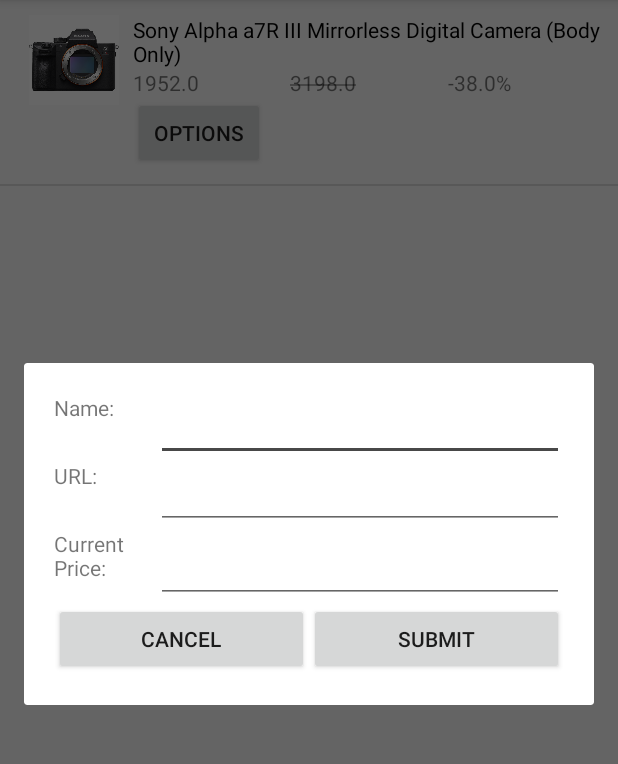
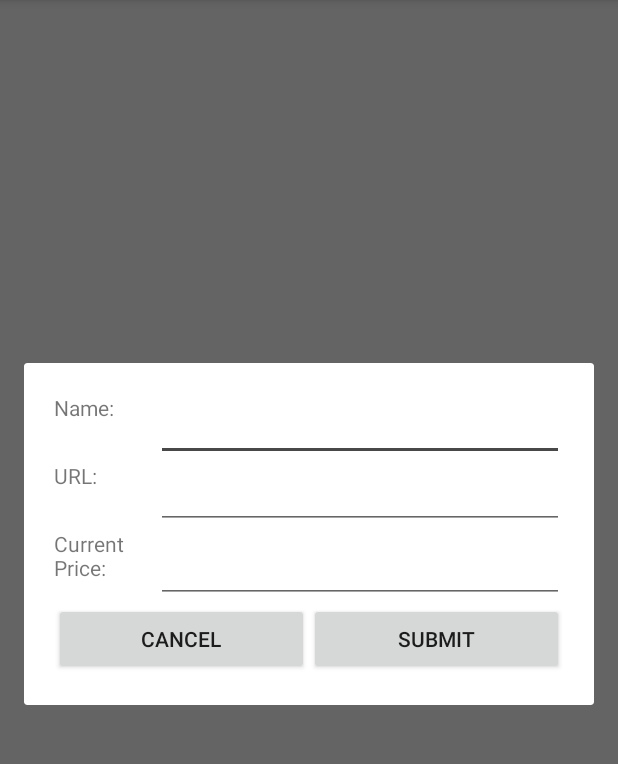
Before and after one commit to john17727/MyPriceWatcher, an Android app: the MainActivity screen opened directly, with no data from a screen before it, after a tap on "add", on a phone screen of 412 x 824 dp, the part 84-848 px from its top. Run offline under Robolectric (Android 15) with nearby library versions, the phone set to English and light mode, and no system bars.

Commit message:
Added database to project. Data is now persistent.

```diff
--- a/app/src/main/java/cs4330/cs/utep/edu/mypricewatcher/CustomListAdapter.java
+++ b/app/src/main/java/cs4330/cs/utep/edu/mypricewatcher/CustomListAdapter.java
@@ -74,7 +74,6 @@ public class CustomListAdapter extends BaseAdapter {
         TextView currPrice = (TextView) convertView.findViewById(R.id.currPrice);
         TextView initPrice = (TextView) convertView.findViewById(R.id.initPrice);
         TextView diffPercent = (TextView) convertView.findViewById(R.id.diffPercent);
-        ImageView img = (ImageView) convertView.findViewById(R.id.img);
 
         /*
         if(currentItem.getImgPath().isEmpty()) {
@@ -83,7 +82,6 @@ public class CustomListAdapter extends BaseAdapter {
             img.setImageResource(getImageId(context, currentItem.getImgPath()));
         }
         */
-        img.setImageResource(getImageId(context, currentItem.getImgPath()));
         itemName.setText(currentItem.getName());
         currPrice.setText(Double.toString(currentItem.getCurrPrice()));
         initPrice.setText(Double.toString(currentItem.getInitPrice()));
--- /dev/null
+++ b/app/src/main/java/cs4330/cs/utep/edu/mypricewatcher/DatabaseHelper.java
@@ -0,0 +1,64 @@
+package cs4330.cs.utep.edu.mypricewatcher;
+
+import android.content.ContentValues;
+import android.content.Context;
+import android.database.Cursor;
+import android.database.sqlite.SQLiteDatabase;
+import android.database.sqlite.SQLiteOpenHelper;
+
+public class DatabaseHelper extends SQLiteOpenHelper {
+
+    static final String DB_NAME = "allItems";
+    static final String DB_TABLE = "items";
+    static final int DB_VERSION = 1;
+
+    static final String ID = "id";
+    static final String NAME = "name";
+    static final String URL = "url";
+    static final String INITPRICE = "initPrice";
+
+    static final String CREATE_TABLE = "CREATE TABLE " +
+            DB_TABLE + " (" + ID + " INTEGER PRIMARY KEY AUTOINCREMENT, " +
+            NAME + " TEXT NOT NULL, " +
+            URL + " TEXT NOT NULL, " +
+            INITPRICE + " DOUBLE NOT NULL);";
+
+    public DatabaseHelper(Context context) {
+        super(context, DB_NAME, null, DB_VERSION);
+    }
+
+    @Override
+    public void onCreate(SQLiteDatabase db) {
+        db.execSQL(CREATE_TABLE);
+    }
+
+    @Override
+    public void onUpgrade(SQLiteDatabase db, int oldVersion, int newVersion) {
+        db.execSQL("DROP TABLE IF EXISTS " + DB_TABLE);
+        onCreate(db);
+    }
+
+    public boolean insertData(String name, String url, String initPrice) {
+        SQLiteDatabase db = this.getWritableDatabase();
+        ContentValues contentValues = new ContentValues();
+        contentValues.put(NAME, name);
+        contentValues.put(URL, url);
+        contentValues.put(INITPRICE, initPrice);
+
+        long result = db.insert(DB_TABLE, null, contentValues);
+
+        return result != -1;
+    }
+
+    public Cursor viewData() {
+        SQLiteDatabase db = this.getReadableDatabase();
+        String query = "Select * from " + DB_TABLE;
+
+        return db.rawQuery(query, null);
+    }
+
+    public boolean deleteItem(int id) {
+        SQLiteDatabase db = getWritableDatabase();
+        return db.delete(DB_TABLE, ID + "=" + id, null) > 0;
+    }
+}
--- a/app/src/main/java/cs4330/cs/utep/edu/mypricewatcher/Item.java
+++ b/app/src/main/java/cs4330/cs/utep/edu/mypricewatcher/Item.java
@@ -12,8 +12,6 @@ import android.os.Parcelable;
 public class Item implements Parcelable {
     private String name;
     private String URL;
-    private String imgPath;
-    private Bitmap img;
     private double currPrice;
     private double initPrice;
     private double diffPercent;
@@ -21,30 +19,12 @@ public class Item implements Parcelable {
     public Item(String name, String URL, double initPrice) {
         this.name = name;
         this.URL = URL;
-        this.imgPath = "no_photo";
-        this.initPrice = initPrice;
-    }
-
-    public Item(String name, String URL, String imgPath, double initPrice) {
-        this.name = name;
-        this.URL = URL;
-        this.imgPath = imgPath;
-        this.initPrice = initPrice;
-    }
-
-    public Item(String name, String URL, Bitmap img, double initPrice) {
-        this.name = name;
-        this.URL = URL;
-        this.imgPath = "";
-        this.img = img;
         this.initPrice = initPrice;
     }
 
     protected Item(Parcel in) {
         name = in.readString();
         URL = in.readString();
-        imgPath = in.readString();
-        img = in.readParcelable(Bitmap.class.getClassLoader());
         currPrice = in.readDouble();
         initPrice = in.readDouble();
         diffPercent = in.readDouble();
@@ -76,14 +56,6 @@ public class Item implements Parcelable {
      */
     public String getURL() {
         return this.URL;
-    }
-
-    public String getImgPath() {
-        return this.imgPath;
-    }
-
-    public Bitmap getImg() {
-        return this.img;
     }
 
     /**
@@ -124,6 +96,10 @@ public class Item implements Parcelable {
         this.URL = URL;
     }
 
+    public void setCurrPrice(double currPrice) {
+        this.currPrice = currPrice;
+    }
+
     public void setInitPrice(double initPrice) {
         this.initPrice = initPrice;
     }
@@ -137,8 +113,6 @@ public class Item implements Parcelable {
     public void writeToParcel(Parcel dest, int flags) {
         dest.writeString(name);
         dest.writeString(URL);
-        dest.writeString(imgPath);
-        dest.writeValue(img);
         dest.writeDouble(currPrice);
         dest.writeDouble(initPrice);
         dest.writeDouble(diffPercent);
--- a/app/src/main/java/cs4330/cs/utep/edu/mypricewatcher/MainActivity.java
+++ b/app/src/main/java/cs4330/cs/utep/edu/mypricewatcher/MainActivity.java
@@ -6,6 +6,7 @@ import android.app.Dialog;
 import android.content.Context;
 import android.content.DialogInterface;
 import android.content.Intent;
+import android.database.Cursor;
 import android.support.v7.app.AppCompatActivity;
 import android.os.Bundle;
 import android.view.Menu;
@@ -18,6 +19,7 @@ import android.widget.EditText;
 import android.widget.LinearLayout;
 import android.widget.ListView;
 import android.widget.PopupMenu;
+import android.widget.TextView;
 import android.widget.Toast;
 
 import java.util.ArrayList;
@@ -30,6 +32,9 @@ import java.util.concurrent.ExecutionException;
  */
 
 public class MainActivity extends AppCompatActivity {
+
+    DatabaseHelper db;
+    //private DBAdapter itemsDB;
     private Item anItem; //Hardcoded for example. Will change in the future.
     private CustomListAdapter adapter; //A requirement for the ListView.
     private ListView list; //An android view that lays things into lists visually.
@@ -39,6 +44,7 @@ public class MainActivity extends AppCompatActivity {
     EditText newName;
     EditText newURL;
     EditText newPrice;
+    TextView empty;
 
     @Override
     protected void onCreate(Bundle savedInstanceState) {
@@ -46,19 +52,24 @@ public class MainActivity extends AppCompatActivity {
         setContentView(R.layout.activity_main);
         Intent intent = getIntent();
 
+        db = new DatabaseHelper(this);
+
         list = findViewById(R.id.List);
         editButton = findViewById(R.id.editButton);
+        empty = findViewById(R.id.emptyList);
 
         items = new ArrayList<Item>();
-        //An example item.
         adapter = new CustomListAdapter(this, items);
-        list.setAdapter(adapter); //Connects our item in the list to ListView
-        addItem("Sony Alpha a7R III Mirrorless Digital Camera (Body Only)", "https://www.bhphotovideo.com/c/product/1369441-REG/sony_ilce7rm2_b_alpha_a7r_iii_mirrorless.html", "sony_ilce7rm2_b_alpha_a7r_iii_mirrorless_1508916028000_1369441", 3198.00);
+        list.setAdapter(adapter);
+        //addItem("Sony Alpha a7R III Mirrorless Digital Camera (Body Only)", "https://www.bhphotovideo.com/c/product/1369441-REG/sony_ilce7rm2_b_alpha_a7r_iii_mirrorless.html", "sony_ilce7rm2_b_alpha_a7r_iii_mirrorless_1508916028000_1369441", 3198.00);
+        load();
+
+        list.setEmptyView(empty);
 
         //This whole section handles any URL shared from Chrome
         if(intent != null) {
             String type = intent.getType();
-            if(type != null && type.equals("text/plain")) {
+            if (type != null && type.equals("text/plain")) {
                 String[] data = new String[3];
                 try {
                     data = new ParseData().execute(intent.getStringExtra(Intent.EXTRA_TEXT)).get();
@@ -69,10 +80,11 @@ public class MainActivity extends AppCompatActivity {
                     e.printStackTrace();
                 }
                 showAddFromURLDialog(data); //Show the data to user in case they want to edit it
+            } else {
+                Intent splashIntent = new Intent(this, SplashScreen.class);
+                startActivityForResult(splashIntent, 1);
             }
         }
-        Intent splashIntent = new Intent(this, SplashScreen.class);
-        startActivityForResult(splashIntent, 1);
     }
 
    @Override
@@ -172,7 +184,7 @@ public class MainActivity extends AppCompatActivity {
      * @param v
      */
     public void deleteItem(View v) {
-        int position = list.getPositionForView(v);
+        final int position = list.getPositionForView(v);
         AlertDialog.Builder adb = new AlertDialog.Builder(MainActivity.this);
         adb.setTitle("Delete?");
         adb.setMessage("Are you sure you want to delete this item");
@@ -180,7 +192,9 @@ public class MainActivity extends AppCompatActivity {
         adb.setNegativeButton("Cancel", null);
         adb.setPositiveButton("Ok", new AlertDialog.OnClickListener() {
             public void onClick(DialogInterface dialog, int which) {
+                int id = positionToRemove + 1;
                 items.remove(positionToRemove);
+                db.deleteItem(id);
                 Toast.makeText(getBaseContext(), "Item Deleted", Toast.LENGTH_SHORT).show();
                 adapter.notifyDataSetChanged();
             }});
@@ -234,19 +248,6 @@ public class MainActivity extends AppCompatActivity {
     }
 
     /**
-     * This method handles adding a new item to list and sets an image.
-     * @param name
-     * @param url
-     * @param imgPath
-     * @param initPrice
-     */
-    public void addItem(String name, String url, String imgPath, double initPrice) {
-        anItem = new Item(name, url, imgPath, initPrice);
-        items.add(anItem);
-        adapter.notifyDataSetChanged();
-    }
-
-    /**
      * This method handles adding a new item to list that has no image
      * @param name
      * @param url
@@ -282,8 +283,12 @@ public class MainActivity extends AppCompatActivity {
                 }
 
                 add.dismiss();
+                url = "https://" + url;
+
                 if(notNull) {
                     addItem(name, url, Double.parseDouble(price));
+                    db.insertData(name, url, price);
+                    //itemsDB.insertItem(name, url, Double.parseDouble(price));
                 }
             }
         });
@@ -331,6 +336,7 @@ public class MainActivity extends AppCompatActivity {
                 add.dismiss();
                 if(notNull) {
                     addItem(name, url, Double.parseDouble(price));
+                    //itemsDB.insertItem(name, url, Double.parseDouble(price));
                 }
             }
         });
@@ -345,6 +351,28 @@ public class MainActivity extends AppCompatActivity {
         window.setLayout(LinearLayout.LayoutParams.MATCH_PARENT, LinearLayout.LayoutParams.WRAP_CONTENT);
     }
 
+    private void load() {
+        Cursor cursor = db.viewData();
+
+        if(cursor.getCount() != 0) {
+            while(cursor.moveToNext()) {
+                addItem(cursor.getString(1), cursor.getString(2), Double.parseDouble(cursor.getString(3)));
+            }
+        }
+
+        /*
+        itemsDB = new DBAdapter(this);
+        itemsDB.open();
+
+        Cursor info = itemsDB.getAllItems();
+        if(info.moveToFirst()) {
+            do {
+                addItem(info.getString(1), info.getString(2), info.getDouble(3));
+            } while(info.moveToNext());
+        }
+        */
+    }
+
     @Override
     public void onSaveInstanceState(Bundle outState) {
         super.onSaveInstanceState(outState);
--- a/app/src/main/java/cs4330/cs/utep/edu/mypricewatcher/ParseData.java
+++ b/app/src/main/java/cs4330/cs/utep/edu/mypricewatcher/ParseData.java
@@ -34,7 +34,6 @@ public class ParseData extends AsyncTask<String, Void, String[]> {
             //JSoup is used to get the name of the item
             Document document = Jsoup.connect(urls[0]).get();
             title = document.title();
-            Log.d("Details", title);
 
             //Inputstreams and bufferedreader are used to find and get the price of the item
             URL url =  new URL(urls[0]);
--- a/app/src/main/res/layout/activity_main.xml
+++ b/app/src/main/res/layout/activity_main.xml
@@ -11,5 +11,12 @@
         android:layout_width="match_parent"
         android:layout_height="match_parent"></ListView>
 
+    <TextView
+        android:id="@+id/emptyList"
+        android:layout_width="match_parent"
+        android:layout_height="match_parent"
+        android:text="No Items"
+        android:gravity="center"/>
+
 
 </android.support.constraint.ConstraintLayout>
--- a/app/src/main/res/layout/item_layout.xml
+++ b/app/src/main/res/layout/item_layout.xml
@@ -8,11 +8,6 @@
     android:orientation="horizontal"
     android:padding="10dp">
 
-    <ImageView
-        android:id="@+id/img"
-        android:layout_width="wrap_content"
-        android:layout_height="60dp"
-        android:layout_weight="4"/>
 
     <LinearLayout
         android:layout_width="match_parent"
```
